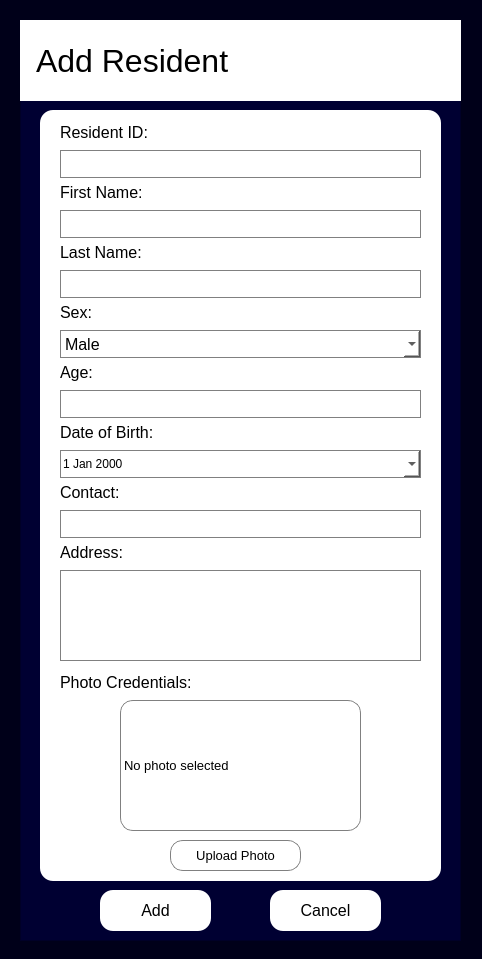
First picture: the form in uifiles/addresidentui.ui, repository mustafamclngn/CCC151-ComplaSys, before the edit.
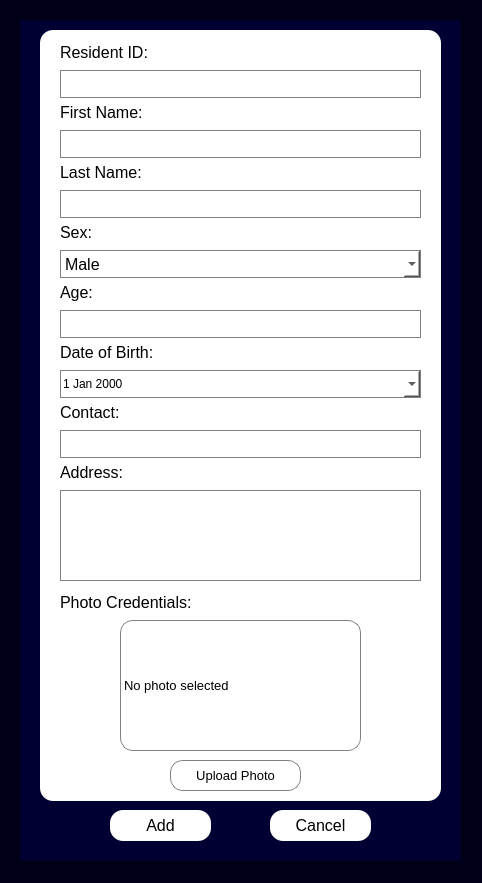
Second picture: the form after the edit.

Commit message: created and remade add and edit dialogs

Diff of the .ui file:
```diff
--- a/uifiles/addresidentui.ui
+++ b/uifiles/addresidentui.ui
@@ -7,7 +7,7 @@
     <x>0</x>
     <y>0</y>
     <width>482</width>
-    <height>959</height>
+    <height>883</height>
    </rect>
   </property>
   <property name="windowTitle">
@@ -22,7 +22,7 @@
      <x>20</x>
      <y>20</y>
      <width>441</width>
-     <height>921</height>
+     <height>841</height>
     </rect>
    </property>
    <property name="styleSheet">
@@ -38,9 +38,9 @@
     <property name="geometry">
      <rect>
       <x>250</x>
-      <y>870</y>
-      <width>111</width>
-      <height>41</height>
+      <y>790</y>
+      <width>101</width>
+      <height>31</height>
      </rect>
     </property>
     <property name="font">
@@ -59,10 +59,10 @@
    <widget class="QPushButton" name="addresident_save_button">
     <property name="geometry">
      <rect>
-      <x>80</x>
-      <y>870</y>
-      <width>111</width>
-      <height>41</height>
+      <x>90</x>
+      <y>790</y>
+      <width>101</width>
+      <height>31</height>
      </rect>
     </property>
     <property name="font">
@@ -82,7 +82,7 @@
     <property name="geometry">
      <rect>
       <x>20</x>
-      <y>90</y>
+      <y>10</y>
       <width>401</width>
       <height>771</height>
      </rect>
@@ -516,29 +516,6 @@
      </property>
     </widget>
    </widget>
-   <widget class="QLabel" name="label_8">
-    <property name="geometry">
-     <rect>
-      <x>0</x>
-      <y>0</y>
-      <width>441</width>
-      <height>81</height>
-     </rect>
-    </property>
-    <property name="font">
-     <font>
-      <pointsize>24</pointsize>
-      <weight>50</weight>
-      <bold>false</bold>
-     </font>
-    </property>
-    <property name="styleSheet">
-     <string notr="true">background-color: white;</string>
-    </property>
-    <property name="text">
-     <string>  Add Resident</string>
-    </property>
-   </widget>
   </widget>
  </widget>
  <resources/>
```
The commit also changes 4 other files.
